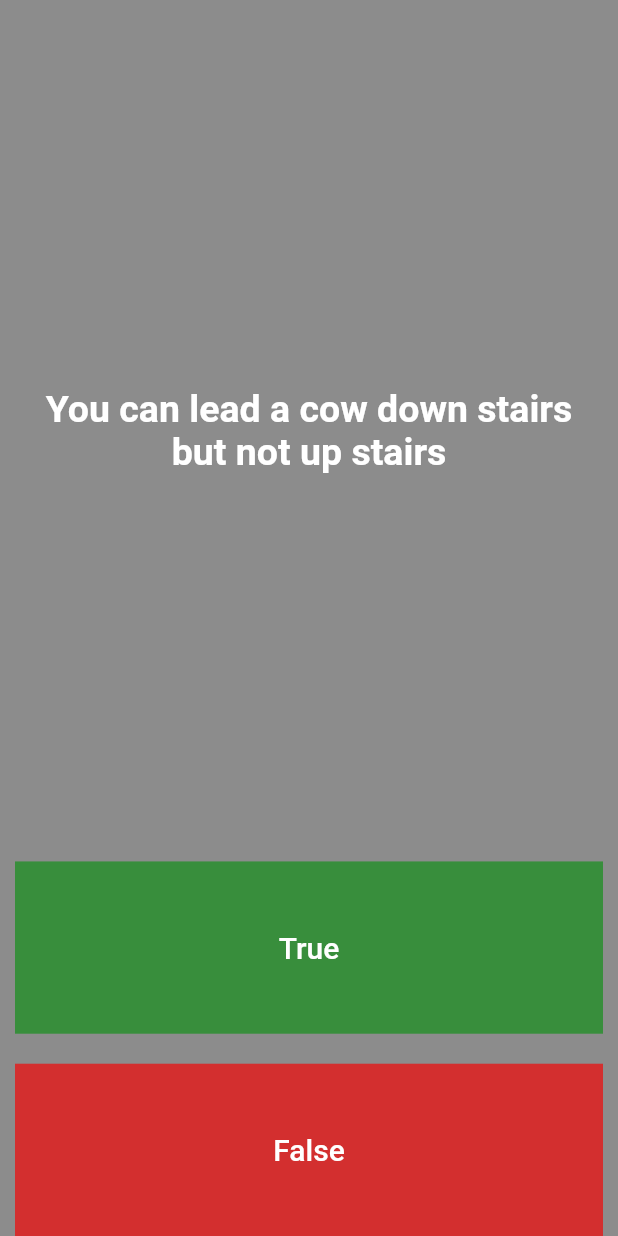
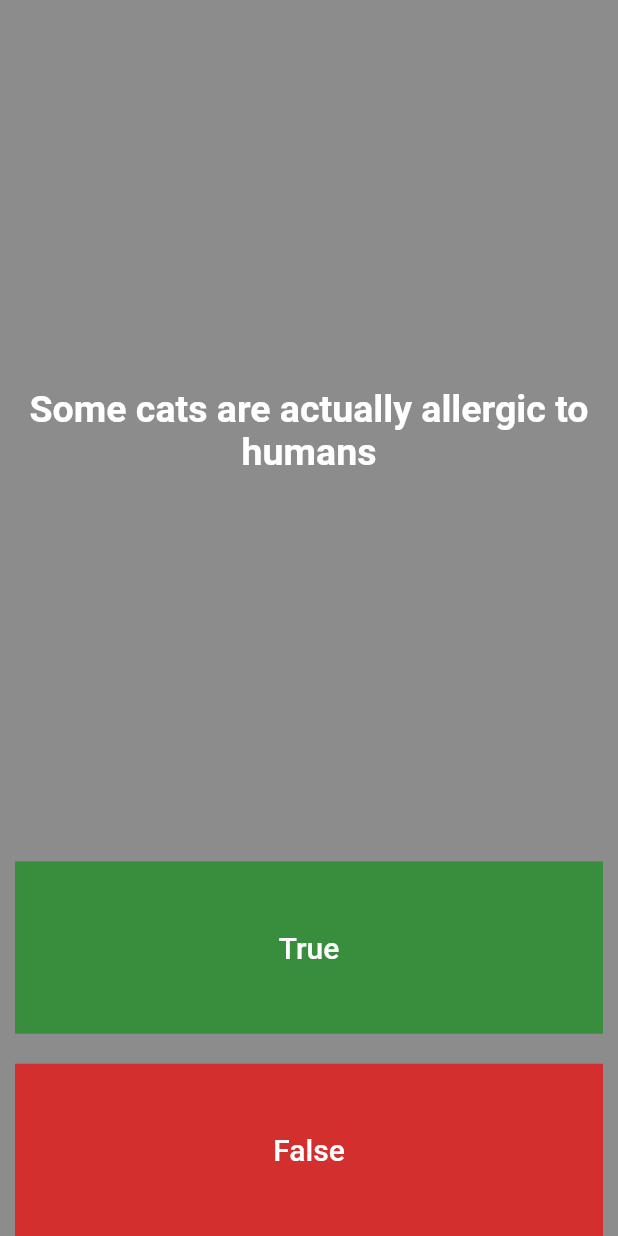
Before and after one commit to VershimaKelvin/quizler, a Flutter app: the screen it shows after launch, on a phone screen of 412 x 824 dp. Run offline on Flutter 3.47's test engine with Material 2 defaults, Android fonts, the phone set to English and light mode, and no system bars; our stand-ins replace rflutter_alert.

Commit message:
i added more question to app

```diff
--- a/lib/quiz_brain.dart
+++ b/lib/quiz_brain.dart
@@ -5,12 +5,49 @@ class QuizBrain {
   int _questionNumber = 0;
   List<Question> _questionBank = [
     Question(
-        questionText: 'You can lead a cow down stairs but not up stairs',
+        questionText: 'Some cats are actually allergic to humans',
+        questionAnswer: true),
+    Question(
+        questionText: 'You can lead a cow down stairs but not up stairs.',
         questionAnswer: false),
     Question(
-        questionText: 'Apparently, one quarter of human bones are in the feet.',
+        questionText:
+            'Approximately one quarter of human bones are in the feet.',
         questionAnswer: true),
-    Question(questionText: 'A slug\'s blood is green', questionAnswer: true)
+    Question(questionText: 'A slug\'s blood is green.', questionAnswer: true),
+    Question(
+        questionText: 'Buzz Aldrin\'s mother\'s maiden name was \"Moon\".',
+        questionAnswer: true),
+    Question(
+        questionText: 'It is illegal to pee in the Ocean in Portugal.',
+        questionAnswer: true),
+    Question(
+        questionText:
+            'No piece of square dry paper can be folded in half more than 7 times.',
+        questionAnswer: false),
+    Question(
+        questionText:
+            'In London, UK, if you happen to die in the House of Parliament, you are technically entitled to a state funeral, because the building is considered too sacred a place.',
+        questionAnswer: true),
+    Question(
+        questionText:
+            'The loudest sound produced by any animal is 188 decibels. That animal is the African Elephant.',
+        questionAnswer: false),
+    Question(
+        questionText:
+            'The total surface area of two human lungs is approximately 70 square metres.',
+        questionAnswer: true),
+    Question(
+        questionText: 'Google was originally called \"Backrub\".',
+        questionAnswer: true),
+    Question(
+        questionText:
+            'Chocolate affects a dog\'s heart and nervous system; a few ounces are enough to kill a small dog.',
+        questionAnswer: true),
+    Question(
+        questionText:
+            'In West Virginia, USA, if you accidentally hit an animal with your car, you are free to take it home to eat.',
+        questionAnswer: true),
   ];
 
   int questionNumber() {
```
